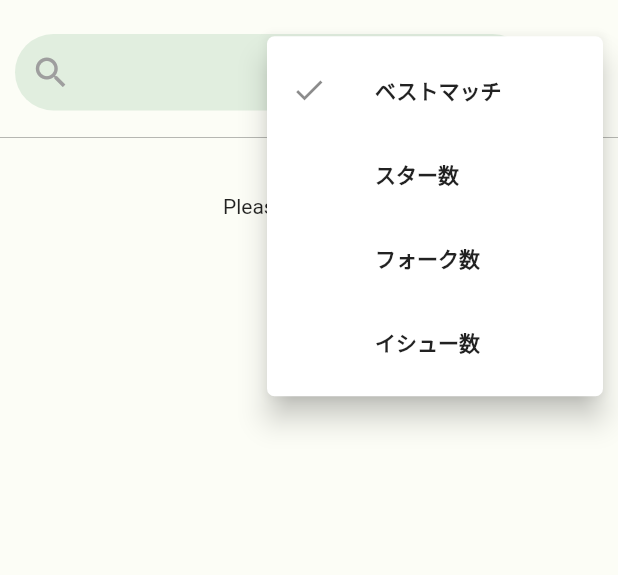
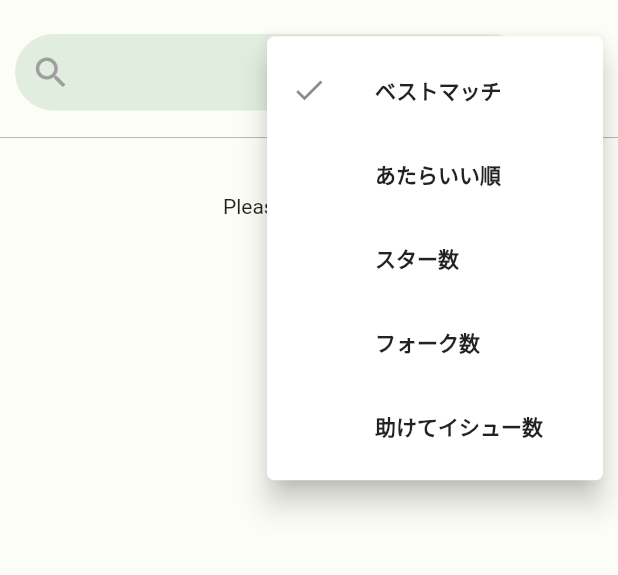
Before and after one commit to mqkotoo/github_search_study, a Flutter app: the screen it shows after launch, after a tap on the "sort" icon, on a phone screen of 412 x 824 dp, the part 65-640 px from its top. Run offline on Flutter 3.47's test engine with Material 2 defaults, Android fonts, the phone set to English and light mode, and no system bars; drawn by our look-alikes of flutter_switch; our stand-ins replace connectivity_plus, device_preview, flutter_riverpod, freezed_annotation, shared_preferences, shimmer.

Commit message:
ソート実装

```diff
--- a/lib/presentation/controller/controllers.dart
+++ b/lib/presentation/controller/controllers.dart
@@ -7,10 +7,13 @@ import '../../main.dart';
 final inputRepoNameProvider = StateProvider.autoDispose<String>((ref) => "");
 //キャッチしたエラーメッセージを格納
 final errorMessageProvider = StateProvider<String>((ref) => "");
+//sortの文字列を格納
+final sortStringProvider = StateProvider<String>((ref) => "bestmatch");
 
 final searchResultProvider = FutureProvider.autoDispose<RepositoryDataModel?>((ref) async {
 
       final inputText = ref.watch(inputRepoNameProvider);
+      final sortString = ref.watch(sortStringProvider);
 
       //ユーザーの入力がない場合はtotal countを-1で返してview側で処理する
       if(inputText.isEmpty){
@@ -18,7 +21,7 @@ final searchResultProvider = FutureProvider.autoDispose<RepositoryDataModel?>((r
       }
 
   final dataRepository = ref.watch(dataRepositoryProvider);
-  return await dataRepository.getData(inputText).catchError((e) {
+  return await dataRepository.getData(inputText,sortString).catchError((e) {
     ref.read(errorMessageProvider.notifier)
         .update((state) => e.toString());
     return null;
--- a/lib/presentation/search/search_page.dart
+++ b/lib/presentation/search/search_page.dart
@@ -3,7 +3,7 @@ import 'package:flutter/material.dart';
 import 'package:github_search_study/presentation/search/widget/result_list_view.dart';
 
 import 'package:github_search_study/presentation/search/widget/search_app_bar.dart';
-import 'package:github_search_study/presentation/search/widget/search_field.dart';
+import 'package:github_search_study/presentation/search/widget/search_bar.dart';
 
 class SearchPage extends StatelessWidget {
   const SearchPage({Key? key}) : super(key: key);
@@ -21,7 +21,7 @@ class SearchPage extends StatelessWidget {
             Padding(
               padding: EdgeInsets.symmetric(vertical: 10, horizontal: 10),
               //search field
-              child: SearchField(),
+              child: SearchBar(),
             ),
             Divider(),
             //検索結果一覧のリスト
--- a/lib/presentation/search/widget/search_field.dart
+++ b/lib/presentation/search/widget/search_bar.dart
@@ -9,17 +9,16 @@ import '../../controller/controllers.dart';
 final isClearButtonVisibleProvider =
     StateProvider.autoDispose<bool>((ref) => false);
 
-class SearchField extends ConsumerStatefulWidget {
-  const SearchField({Key? key}) : super(key: key);
+class SearchBar extends ConsumerStatefulWidget {
+  const SearchBar({Key? key}) : super(key: key);
 
   @override
-  SearchFieldState createState() => SearchFieldState();
+  SearchBarState createState() => SearchBarState();
 }
 
 final textController = TextEditingController();
 
-class SearchFieldState extends ConsumerState<SearchField> {
-
+class SearchBarState extends ConsumerState<SearchBar> {
   @override
   void dispose() {
     textController.dispose();
@@ -51,11 +50,12 @@ class SearchFieldState extends ConsumerState<SearchField> {
 
               //decoration
               decoration: InputDecoration(
-                prefixIcon: const Icon(Icons.search, color: Colors.grey,size: 27),
+                prefixIcon:
+                    const Icon(Icons.search, color: Colors.grey, size: 27),
                 suffixIcon: ref.watch(isClearButtonVisibleProvider)
                     ? IconButton(
                         key: const Key("clearButton"),
-                    icon: const Icon(Icons.clear,size: 27),
+                        icon: const Icon(Icons.clear, size: 27),
                         onPressed: () {
                           textController.clear();
                           ref
@@ -75,7 +75,8 @@ class SearchFieldState extends ConsumerState<SearchField> {
                 // ignore: unused_result
                 ref.refresh(errorMessageProvider);
 
-                final connectivityResult = await connectivity.checkConnectivity();
+                final connectivityResult =
+                    await connectivity.checkConnectivity();
                 //通信がなかったら何もその後の処理はせず、エラーを出す
                 if (connectivityResult == ConnectivityResult.none) {
                   ref
@@ -83,7 +84,9 @@ class SearchFieldState extends ConsumerState<SearchField> {
                       .update((state) => S.of(context).networkError);
                   return;
                 }
-                ref.read(inputRepoNameProvider.notifier).update((state) => text);
+                ref
+                    .read(inputRepoNameProvider.notifier)
+                    .update((state) => text);
               },
             ),
           ),
@@ -91,9 +94,13 @@ class SearchFieldState extends ConsumerState<SearchField> {
           PopupMenuButton(
             icon: const Icon(Icons.sort),
             iconSize: 32,
-            shape: RoundedRectangleBorder(
-                borderRadius: BorderRadius.circular(5)),
-            onSelected: (value) => setState(() => _selectedView = value),
+            shape:
+                RoundedRectangleBorder(borderRadius: BorderRadius.circular(5)),
+            onSelected: (value) {
+              setState(() => _selectedView = value);
+              //ソートを更新
+              ref.read(sortStringProvider.notifier).update((state) => value);
+            },
             itemBuilder: (_) => <CheckedPopupMenuItem>[
               CheckedPopupMenuItem(
                 checked: _selectedView == 'ベストマッチ',
@@ -101,19 +108,26 @@ class SearchFieldState extends ConsumerState<SearchField> {
                 child: elementText('ベストマッチ'),
               ),
               CheckedPopupMenuItem(
-                  checked: _selectedView == 'スター',
-                  value: 'スター',
+                checked: _selectedView == 'updated',
+                value: 'updated',
+                child: elementText('あたらいい順'),
+              ),
+              CheckedPopupMenuItem(
+                checked: _selectedView == 'stars',
+                value: 'stars',
                 child: elementText('スター数'),
               ),
               CheckedPopupMenuItem(
-                  checked: _selectedView == 'フォーク',
-                  value: 'フォーク',
+                checked: _selectedView == 'forks',
+                value: 'forks',
                 child: elementText('フォーク数'),
               ),
               CheckedPopupMenuItem(
-                  checked: _selectedView == 'イシュー',
-                  value: 'イシュー',
-                  child: elementText('イシュー数',),
+                checked: _selectedView == 'help-wanted-issues',
+                value: 'help-wanted-issues',
+                child: elementText(
+                  '助けてイシュー数',
+                ),
               ),
             ],
           )
@@ -121,13 +135,11 @@ class SearchFieldState extends ConsumerState<SearchField> {
       ),
     );
   }
+
   Text elementText(String text) {
     return Text(
       text,
-        style: const TextStyle(
-            fontSize: 14,
-          fontWeight: FontWeight.bold
-        ),
+      style: const TextStyle(fontSize: 14, fontWeight: FontWeight.bold),
     );
   }
 }
--- a/lib/repository/data_repository.dart
+++ b/lib/repository/data_repository.dart
@@ -9,10 +9,10 @@ class DataRepository {
 
   final http.Client client;
 
-  Future<RepositoryDataModel?> getData(String repositoryName) async {
+  Future<RepositoryDataModel?> getData(String repositoryName,String sort) async {
 
       final apiUri = Uri.parse(
-          'https://api.github.com/search/repositories?q=$repositoryName&per_page=50');
+          'https://api.github.com/search/repositories?q=$repositoryName&per_page=50&sort=$sort');
       http.Response response = await client.get(apiUri);
 
       if(response.statusCode == 200) {
```
Also changed, not shown: 1 other file. Lines whose indentation alone changed are shown as unchanged.
